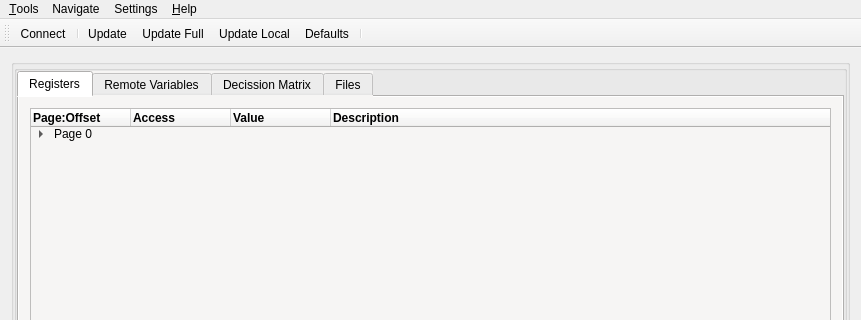
Before: the Qt Designer form src/cfrmnodeconfig.ui in grodansparadis/vscp-works-qt, drawn with Qt 5; both pictures show x 0 to 861 and y 0 to 320 of the 861 by 832 pixel window.
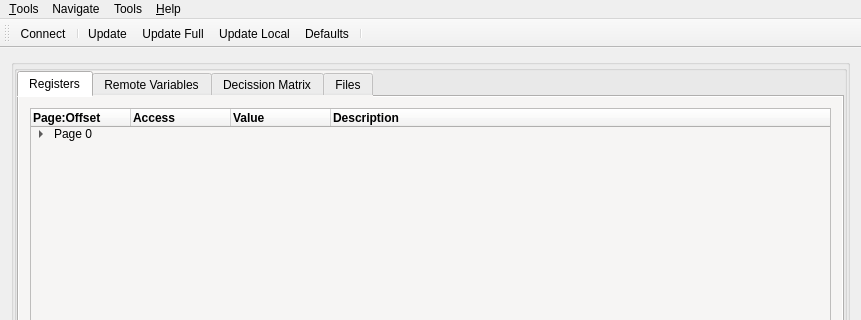
After: the same form once the commit is applied. Icons and pictures are not drawn.

```diff
--- a/src/cfrmnodeconfig.ui
+++ b/src/cfrmnodeconfig.ui
@@ -581,7 +581,7 @@
    </widget>
    <widget class="QMenu" name="menuSettings">
     <property name="title">
-     <string>Settings</string>
+     <string>Tools</string>
     </property>
     <addaction name="actionDisableColors"/>
    </widget>
```
Left out of the diff: 9 changed lines with no effect on the pictures.
